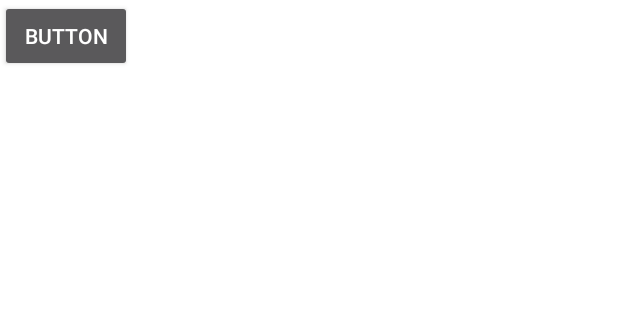
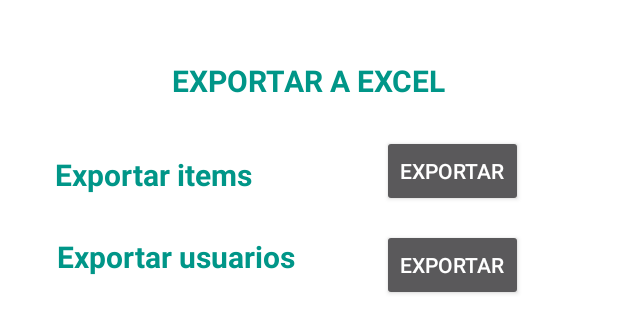
Before and after one commit to JehielMunoz/proyecto-semestral, an Android app: the layout activity_archivo_expor_excel.xml on its own in the app's theme, with its tools: preview values and no code run, on a phone screen of 412 x 824 dp. Shown: the top 333 px of the screen. Run offline under Robolectric (Android 15) with nearby library versions, the phone set to English and light mode, and no system bars.

Commit message:
Correcciones de nombres a los archivos correspondientes para evitar posibles confusiones mas adelante.

```diff
--- a/app/src/main/AndroidManifest.xml
+++ b/app/src/main/AndroidManifest.xml
@@ -13,10 +13,10 @@
         <activity android:name=".Especie"></activity>
         <!-->
         <activity android:name=".daoEspecies" />
-        <activity android:name=".add_item" />
-        <activity android:name=".Registro_proveedores" />
+        <activity android:name=".addItem" />
+        <activity android:name=".registroProveedores" />
         <activity android:name=".registroUsuarios" />
-        <activity android:name=".menu_inicio" />
+        <activity android:name=".menuInicio" />
         <activity android:name=".MainActivity">
             <intent-filter>
                 <action android:name="android.intent.action.MAIN" />
--- a/app/src/main/java/com/example/proyectosemestralv2/MainActivity.java
+++ b/app/src/main/java/com/example/proyectosemestralv2/MainActivity.java
@@ -32,7 +32,7 @@ public class MainActivity extends AppCompatActivity implements View.OnClickListe
     public void onClick(View v){
         switch (v.getId()) {
             //la actividad de los botones de login y register de la pantalla de inicio
-            case R.id.login_btn: Intent intentII = new Intent(MainActivity.this, menu_inicio.class);
+            case R.id.login_btn: Intent intentII = new Intent(MainActivity.this, menuInicio.class);
                     startActivity(intentII);
             case R.id.Register_btn: Intent intent = new Intent( MainActivity.this,registroUsuarios.class);
             }
--- a/app/src/main/java/com/example/proyectosemestralv2/add_item.java
+++ b/app/src/main/java/com/example/proyectosemestralv2/addItem.java
@@ -5,7 +5,7 @@ import androidx.appcompat.app.AppCompatActivity;
 import android.os.Bundle;
 
 
-public class add_item extends AppCompatActivity {
+public class addItem extends AppCompatActivity {
 
     @Override
     protected void onCreate(Bundle savedInstanceState) {
@@ -13,7 +13,7 @@ public class add_item extends AppCompatActivity {
         setContentView(R.layout.activity_add_item);
     }
 
-    public add_item(){
+    public addItem(){
     }
 
     @Override
--- a/app/src/main/java/com/example/proyectosemestralv2/Archivo_ExporExcel.java
+++ b/app/src/main/java/com/example/proyectosemestralv2/archivoExporExcel.java
@@ -4,9 +4,9 @@ import androidx.appcompat.app.AppCompatActivity;
 
 import android.os.Bundle;
 
-public class Archivo_ExporExcel extends AppCompatActivity {
+public class archivoExporExcel extends AppCompatActivity {
 
-    public Archivo_ExporExcel(){
+    public archivoExporExcel(){
 
     }
 
--- a/app/src/main/java/com/example/proyectosemestralv2/busquedaProveedor.java
+++ b/app/src/main/java/com/example/proyectosemestralv2/busquedaProveedor.java
@@ -32,7 +32,7 @@ public class busquedaProveedor extends AppCompatActivity implements View.OnClick
             case R.id.buscarButton:
                 break;
             case R.id.retornoButton:
-                Intent intentRB = new Intent(busquedaProveedor.this, menu_inicio.class);
+                Intent intentRB = new Intent(busquedaProveedor.this, menuInicio.class);
                 startActivity(intentRB);
             case R.id.guardarCambiosButton:
                 break;
--- a/app/src/main/java/com/example/proyectosemestralv2/daoProveedores.java
+++ b/app/src/main/java/com/example/proyectosemestralv2/daoProveedores.java
@@ -3,8 +3,13 @@ package com.example.proyectosemestralv2;
 import android.content.Context;
 
 import java.util.ArrayList;
+import java.sql.Connection;
+import java.sql.DriverManager;
+import java.sql.SQLException;
+
 
 public class daoProveedores {
+
 
     Context context;
     Proveedor proveedor;
--- a/app/src/main/java/com/example/proyectosemestralv2/Registro_proveedores.java
+++ b/app/src/main/java/com/example/proyectosemestralv2/registroProveedores.java
@@ -5,11 +5,9 @@ import androidx.appcompat.app.AppCompatActivity;
 import android.content.Intent;
 import android.os.Bundle;
 import android.view.View;
-import android.widget.ArrayAdapter;
 import android.widget.Button;
-import android.widget.Spinner;
 
-public class Registro_proveedores extends AppCompatActivity  {
+public class registroProveedores extends AppCompatActivity  {
 
     Button returnButton;
 
@@ -27,7 +25,7 @@ public class Registro_proveedores extends AppCompatActivity  {
     public void onCLick(View v){
         switch (v.getId()){
             case R.id.retorno:
-                Intent intent= new Intent (Registro_proveedores.this, menu_inicio.class);
+                Intent intent= new Intent (registroProveedores.this, menuInicio.class);
                 startActivity(intent);
         }
     }
--- a/app/src/main/res/layout/activity_add_item.xml
+++ b/app/src/main/res/layout/activity_add_item.xml
@@ -6,7 +6,7 @@
     android:layout_height="match_parent"
     android:background="@color/white"
 
-    tools:context=".add_item">
+    tools:context=".addItem">
 
     <TextView
         android:id="@+id/textView3"
--- a/app/src/main/res/layout/activity_archivo_expor_excel.xml
+++ b/app/src/main/res/layout/activity_archivo_expor_excel.xml
@@ -4,16 +4,77 @@
     xmlns:tools="http://schemas.android.com/tools"
     android:layout_width="match_parent"
     android:layout_height="match_parent"
-    tools:context=".Archivo_ExporExcel"
+    tools:context=".archivoExporExcel"
     android:background="@color/white">
 
-    <Button
-        android:id="@+id/button"
+
+    <TextView
+        android:id="@+id/titulo_exportar"
+        android:layout_height="wrap_content"
+        android:layout_width="wrap_content"
+        android:text="EXPORTAR A EXCEL"
+        android:textColor="@color/btnColor"
+        android:textSize="20dp"
+        android:textStyle="bold"
+        app:layout_constraintStart_toStartOf="parent"
+        app:layout_constraintEnd_toEndOf="parent"
+        app:layout_constraintTop_toTopOf="parent"
+        android:layout_marginTop="40dp"
+        tools:ignore="MissingConstraints"
+        />
+
+    <TextView
         android:layout_width="wrap_content"
         android:layout_height="wrap_content"
-        android:text="Button"
-        tools:layout_editor_absoluteX="268dp"
-        tools:layout_editor_absoluteY="601dp"
+        android:text="Exportar items"
+        android:textColor="@color/btnColor"
+        android:textSize="20dp"
+        android:textStyle="bold"
+        app:layout_constraintEnd_toEndOf="parent"
+        app:layout_constraintHorizontal_bias="0.13"
+        app:layout_constraintStart_toStartOf="parent"
+        tools:ignore="MissingConstraints"
+        android:layout_marginTop="35dp"
+        app:layout_constraintTop_toBottomOf="@+id/titulo_exportar" />
+
+    <Button
+        android:id="@+id/exportaItemsButton"
+        android:layout_width="wrap_content"
+        android:layout_height="wrap_content"
+        app:layout_constraintEnd_toEndOf="parent"
+        app:layout_constraintHorizontal_bias="0.8"
+        app:layout_constraintStart_toStartOf="parent"
+        app:layout_constraintTop_toTopOf="@+id/titulo_exportar"
+        android:text="Exportar"
+        android:layout_marginTop="50dp"
+        app:layout_constraintVertical_bias="0.8"
+        tools:ignore="MissingConstraints" />
+
+    <TextView
+        android:layout_width="wrap_content"
+        android:layout_height="wrap_content"
+        android:text="Exportar usuarios"
+        android:textColor="@color/btnColor"
+        android:textSize="20dp"
+        android:textStyle="bold"
+        app:layout_constraintEnd_toEndOf="parent"
+        app:layout_constraintHorizontal_bias="0.15"
+        app:layout_constraintStart_toStartOf="parent"
+        tools:ignore="MissingConstraints"
+        android:layout_marginTop="90dp"
+        app:layout_constraintTop_toBottomOf="@+id/titulo_exportar" />
+
+    <Button
+        android:id="@+id/exportarProveedorButton"
+        android:layout_width="wrap_content"
+        android:layout_height="wrap_content"
+        app:layout_constraintEnd_toEndOf="parent"
+        app:layout_constraintHorizontal_bias="0.8"
+        app:layout_constraintStart_toStartOf="parent"
+        app:layout_constraintTop_toBottomOf="@+id/titulo_exportar"
+        android:text="Exportar"
+        android:layout_marginTop="85dp"
+        app:layout_constraintVertical_bias="0.8"
         tools:ignore="MissingConstraints" />
 
 
```
Also changed, not shown: app/src/main/java/com/example/proyectosemestralv2/menuInicio.java (renamed from app/src/main/java/com/example/proyectosemestralv2/menu_inicio.java, +6 -10 lines), app/src/main/res/layout/activity_busqueda_proveedor.xml (+33 -15 lines).
